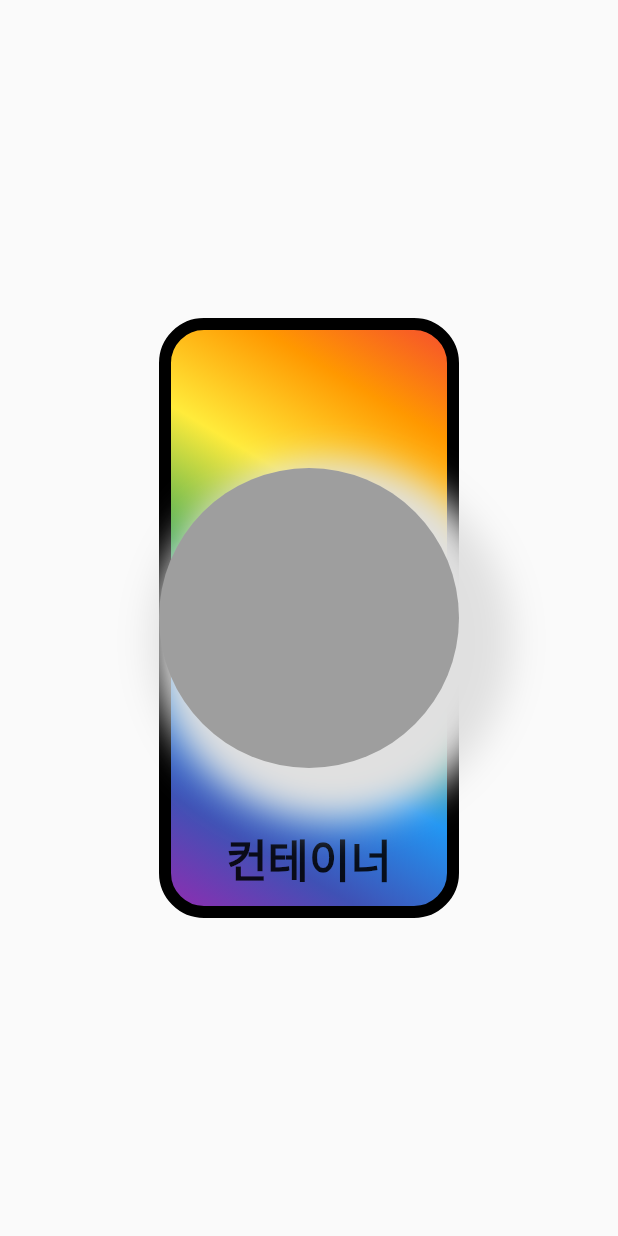
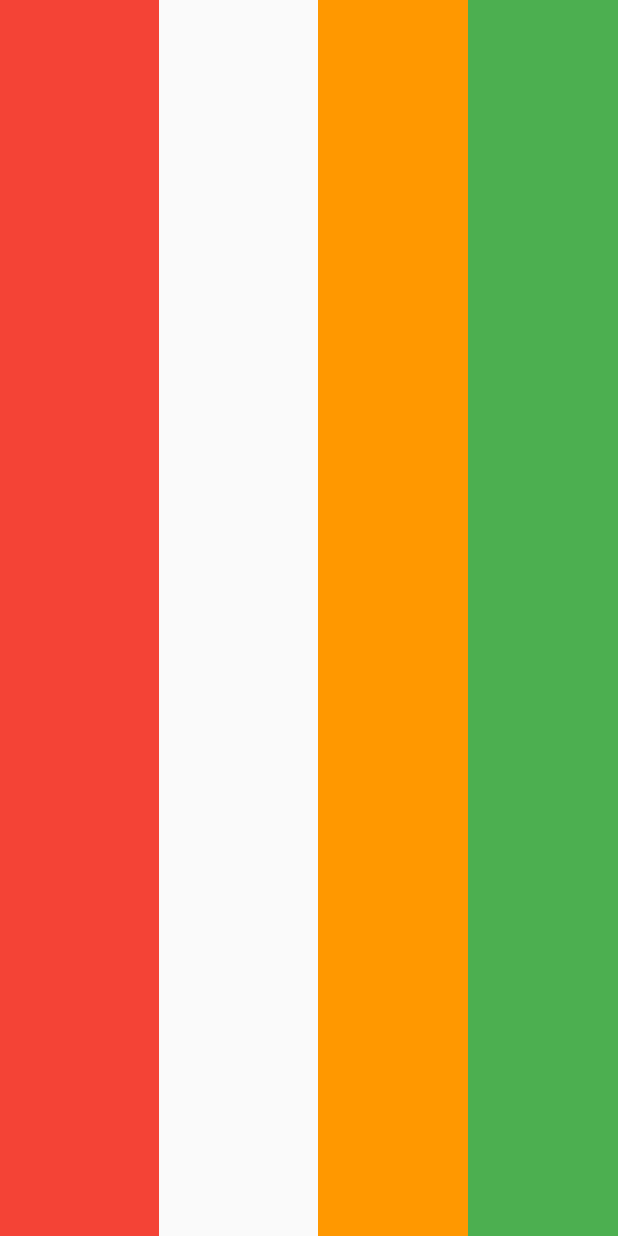
Before and after one commit to jinhan38/flutter_lecture_first, a Flutter app: the screen it shows after launch, on a phone screen of 412 x 824 dp. Run offline on Flutter 3.47's test engine with Material 2 defaults, Android fonts, the phone set to English and light mode, and no system bars; missing offline and left inert: dart:ffi.

Commit message:
컨태이너 위젯 추가

```diff
--- /dev/null
+++ b/lib/ch3/row_screen.dart
@@ -0,0 +1,41 @@
+import 'package:flutter/material.dart';
+
+class RowScreen extends StatelessWidget {
+  const RowScreen({super.key});
+
+  @override
+  Widget build(BuildContext context) {
+    return Scaffold(
+      body: SizedBox(
+        height: double.infinity,
+        child: Row(
+          mainAxisAlignment: MainAxisAlignment.spaceBetween,
+          mainAxisSize: MainAxisSize.max,
+          crossAxisAlignment: CrossAxisAlignment.stretch,
+          children: [
+            /// Expanded flex 입력 안하면 기본값 1
+            Expanded(child: _container(100, 100, Colors.red)),
+
+            /// flex 입력 안하면 기본값 1
+            const Spacer(),
+            _container(100, 100, Colors.orange),
+
+            _container(100, 100, Colors.green),
+          ],
+        ),
+      ),
+    );
+  }
+
+  Widget _container(
+    double width,
+    double height,
+    Color color,
+  ) {
+    return Container(
+      width: width,
+      height: height,
+      color: color,
+    );
+  }
+}
--- a/lib/main.dart
+++ b/lib/main.dart
@@ -2,6 +2,9 @@
 import 'package:flutter/cupertino.dart';
 import 'package:flutter/material.dart';
 import 'package:flutter_lecture_first/ch3/container_screen.dart';
+import 'package:flutter_lecture_first/ch3/row_screen.dart';
+
+import 'ch3/column_screen.dart';
 
 /// main 함수
 /// 어플리케이션이 시작하는 위치
@@ -15,7 +18,7 @@ class MyApp extends StatelessWidget {
   @override
   Widget build(BuildContext context) {
     return MaterialApp(
-      home: ContainerScreen(),
+      home: RowScreen(),
     );
   }
 }
```
Also changed, not shown: lib/ch3/column_screen.dart (added, +50 -0 lines).
